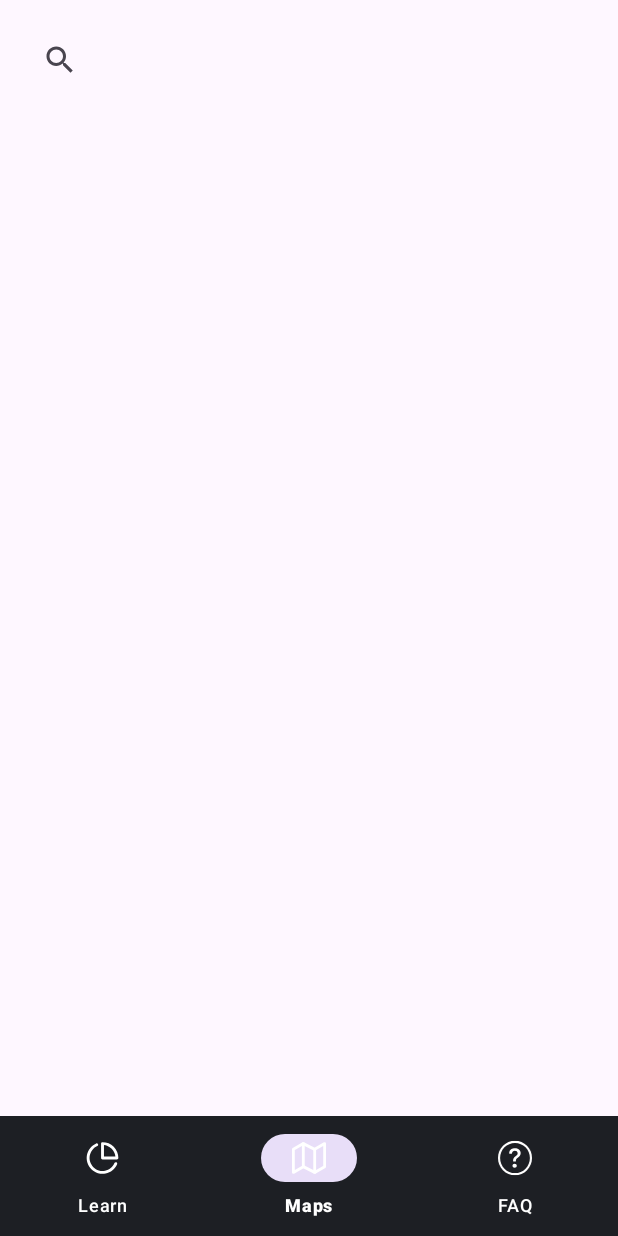
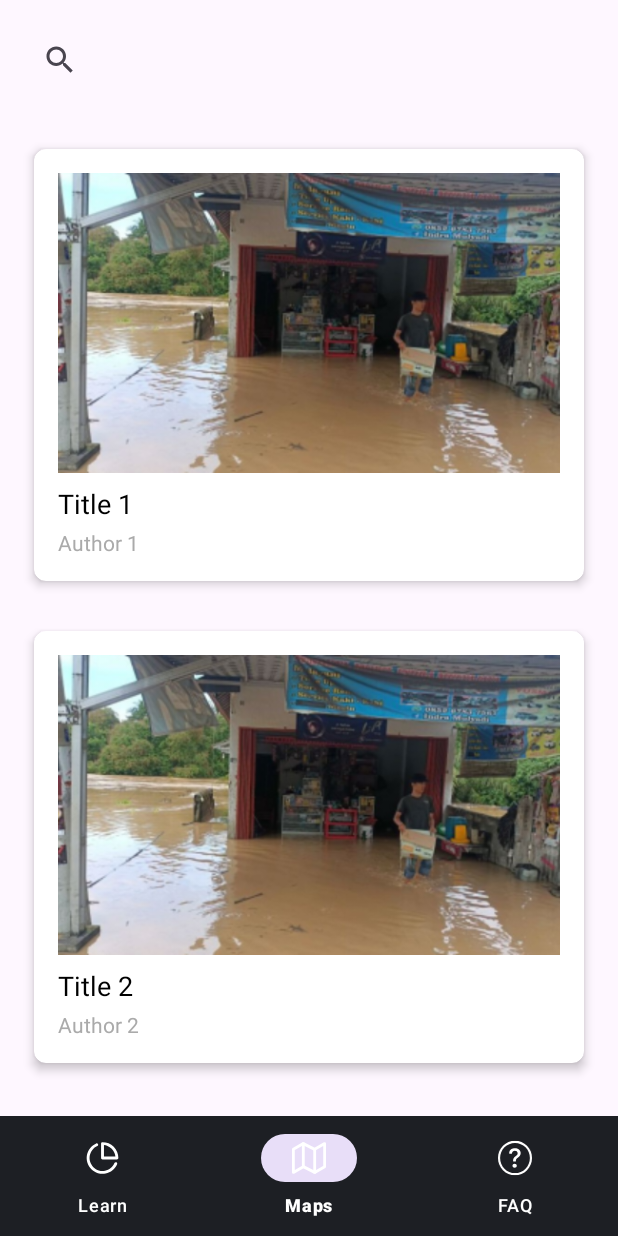
Before and after one commit to Bangkit-Capstone-C241-PS310/flood-forecast, an Android app: the fragment LearnFragment placed in its activity, on a phone screen of 412 x 824 dp. Run offline under Robolectric (Android 15) with nearby library versions, the phone set to English and light mode, and no system bars.

Commit message:
add: LearnAdapter, menampilkan Artikel Learn Page, memperbaiki waktu di Detail Maps

```diff
--- /dev/null
+++ b/android/app/src/main/java/com/capstone/floodforecast/view/learn/LearnAdapter.kt
@@ -0,0 +1,33 @@
+package com.capstone.floodforecast.view.learn
+
+import android.view.LayoutInflater
+import android.view.View
+import android.view.ViewGroup
+import android.widget.TextView
+import androidx.recyclerview.widget.RecyclerView
+import com.capstone.floodforecast.R
+
+data class LearnItem(val title: String, val author: String)
+
+class LearnAdapter(private val items: List<LearnItem>) : RecyclerView.Adapter<LearnAdapter.LearnViewHolder>() {
+
+    class LearnViewHolder(itemView: View) : RecyclerView.ViewHolder(itemView) {
+        val title: TextView = itemView.findViewById(R.id.textViewTitle)
+        val author: TextView = itemView.findViewById(R.id.textViewAuthor)
+    }
+
+    override fun onCreateViewHolder(parent: ViewGroup, viewType: Int): LearnViewHolder {
+        val view = LayoutInflater.from(parent.context).inflate(R.layout.learn_card, parent, false)
+        return LearnViewHolder(view)
+    }
+
+    override fun onBindViewHolder(holder: LearnViewHolder, position: Int) {
+        val item = items[position]
+        holder.title.text = item.title
+        holder.author.text = item.author
+    }
+
+    override fun getItemCount(): Int {
+        return items.size
+    }
+}
--- a/android/app/src/main/java/com/capstone/floodforecast/view/learn/LearnFragment.kt
+++ b/android/app/src/main/java/com/capstone/floodforecast/view/learn/LearnFragment.kt
@@ -5,39 +5,30 @@ import androidx.fragment.app.Fragment
 import android.view.LayoutInflater
 import android.view.View
 import android.view.ViewGroup
+import androidx.recyclerview.widget.LinearLayoutManager
+import androidx.recyclerview.widget.RecyclerView
 import com.capstone.floodforecast.R
 
-private const val ARG_PARAM1 = "param1"
-private const val ARG_PARAM2 = "param2"
-
 class LearnFragment : Fragment() {
-    private var param1: String? = null
-    private var param2: String? = null
-
-    override fun onCreate(savedInstanceState: Bundle?) {
-        super.onCreate(savedInstanceState)
-        arguments?.let {
-            param1 = it.getString(ARG_PARAM1)
-            param2 = it.getString(ARG_PARAM2)
-        }
-    }
 
     override fun onCreateView(
         inflater: LayoutInflater, container: ViewGroup?,
         savedInstanceState: Bundle?
     ): View? {
-        // Inflate the layout for this fragment
-        return inflater.inflate(R.layout.fragment_learn, container, false)
-    }
+        val view = inflater.inflate(R.layout.fragment_learn, container, false)
 
-    companion object {
-        @JvmStatic
-        fun newInstance(param1: String, param2: String) =
-            LearnFragment().apply {
-                arguments = Bundle().apply {
-                    putString(ARG_PARAM1, param1)
-                    putString(ARG_PARAM2, param2)
-                }
-            }
+        val recyclerView: RecyclerView = view.findViewById(R.id.recyclerView)
+        recyclerView.layoutManager = LinearLayoutManager(context)
+
+        // Contoh data untuk diisi ke dalam adapter
+        val sampleData = listOf(
+            LearnItem("Title 1", "Author 1"),
+            LearnItem("Title 2", "Author 2"),
+            LearnItem("Title 3", "Author 3")
+        )
+        val adapter = LearnAdapter(sampleData)
+        recyclerView.adapter = adapter
+
+        return view
     }
 }
--- a/android/app/src/main/java/com/capstone/floodforecast/view/maps/MapsFragment.kt
+++ b/android/app/src/main/java/com/capstone/floodforecast/view/maps/MapsFragment.kt
@@ -36,6 +36,7 @@ import java.util.Locale
 class MapsFragment : Fragment(), OnMapReadyCallback, GoogleMap.OnMarkerClickListener {
 
     private lateinit var searchView: SearchView
+    private lateinit var entryTime: String
 
     private lateinit var mMap: GoogleMap
     private var _binding: FragmentMapsBinding? = null
@@ -52,6 +53,9 @@ class MapsFragment : Fragment(), OnMapReadyCallback, GoogleMap.OnMarkerClickList
     ): View {
         _binding = FragmentMapsBinding.inflate(inflater, container, false)
         _detailBinding = DetailMapsBinding.inflate(inflater, container, false)
+
+        entryTime = SimpleDateFormat("yyyy-MM-dd HH:mm:ss", Locale.getDefault()).format(Date())
+
         return binding.root
     }
 
@@ -99,7 +103,6 @@ class MapsFragment : Fragment(), OnMapReadyCallback, GoogleMap.OnMarkerClickList
             }
 
             override fun onQueryTextChange(newText: String?): Boolean {
-                // Implement live search if needed
                 return true
             }
         })
@@ -110,16 +113,13 @@ class MapsFragment : Fragment(), OnMapReadyCallback, GoogleMap.OnMarkerClickList
             ?: mapsViewModel.locations.value?.find { it.locationName?.contains(query, true) == true }
 
         foundLocation?.let {
-            // Found the location, move camera to its position
             val latLng = LatLng(it.lat ?: 0.0, it.lon ?: 0.0)
             mMap.animateCamera(CameraUpdateFactory.newLatLngZoom(latLng, 12f))
             showDetails(it)
         } ?: run {
-            // Handle case where location was not found
             Toast.makeText(requireContext(), "Location '$query' not found", Toast.LENGTH_SHORT).show()
         }
 
-        // Collapse the search view after search
         searchView.clearFocus()
         searchView.isIconified = true
     }
@@ -198,7 +198,7 @@ class MapsFragment : Fragment(), OnMapReadyCallback, GoogleMap.OnMarkerClickList
     }
 
     private fun animateCameraToMarker(marker: Marker) {
-        val cameraUpdate = CameraUpdateFactory.newLatLngZoom(marker.position, 15f)  // Adjust the zoom level as needed
+        val cameraUpdate = CameraUpdateFactory.newLatLngZoom(marker.position, 15f)
         mMap.animateCamera(cameraUpdate)
     }
 
@@ -221,12 +221,10 @@ class MapsFragment : Fragment(), OnMapReadyCallback, GoogleMap.OnMarkerClickList
 
         val colorInt = Color.parseColor(color)
 
-        val currentDateTime = SimpleDateFormat("yyyy-MM-dd HH:mm:ss", Locale.getDefault()).format(Date())
-
         detailBinding.apply {
             locations.text = location.locationName
             header.text = riskCategory
-            lastUpdated.text = getString(R.string.time_updated, currentDateTime)
+            lastUpdated.text = getString(R.string.time_updated, entryTime)
 
             val drawable = ContextCompat.getDrawable(requireContext(), R.drawable.ic_location)
             drawable?.let {
--- a/android/app/src/main/res/layout/fragment_learn.xml
+++ b/android/app/src/main/res/layout/fragment_learn.xml
@@ -17,13 +17,13 @@
     <androidx.recyclerview.widget.RecyclerView
         android:id="@+id/recyclerView"
         android:layout_width="match_parent"
-        android:layout_height="656dp"
+        android:layout_height="wrap_content"
         android:layout_below="@id/searchView"
         android:layout_alignParentBottom="true"
         android:layout_marginTop="-5dp"
-        android:layout_marginBottom="0dp"
+        android:layout_marginBottom="87dp"
         android:clipToPadding="false"
-        tools:listitem="@layout/learn_card"
-        android:padding="16dp" />
+        android:padding="16dp"
+        tools:listitem="@layout/learn_card" />
 
 </RelativeLayout>
```
